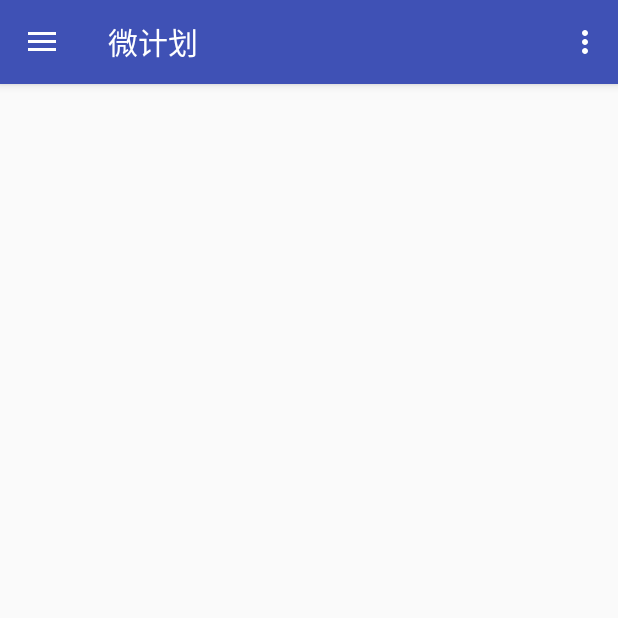
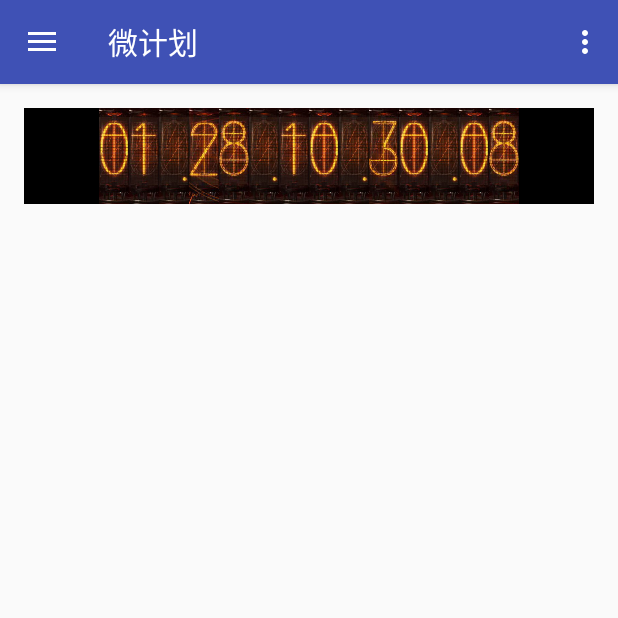
Before and after one commit to The---onE/WePlan, an Android app: the screen it shows after launch (MainActivity), on a phone screen of 412 x 824 dp, the top half of it. Run offline under Robolectric (Android 15) with nearby library versions, the phone set to English and light mode, and no system bars; our stand-ins replace ButterKnife; libraries missing offline, so code that uses them is left out: com.avos.avoscloud, de.greenrobot.event; 2 statements that could not run were skipped.

Commit message:
Show a Clock in MainActivity

```diff
--- a/app/src/main/java/com/xmx/weplan/MainActivity.java
+++ b/app/src/main/java/com/xmx/weplan/MainActivity.java
@@ -1,17 +1,14 @@
 package com.xmx.weplan;
 
 import android.os.Bundle;
-import android.support.design.widget.FloatingActionButton;
-import android.support.design.widget.Snackbar;
-import android.view.View;
-import android.support.design.widget.NavigationView;
+import android.os.Handler;
+import android.os.Message;
 import android.support.v4.view.GravityCompat;
 import android.support.v4.widget.DrawerLayout;
-import android.support.v7.app.ActionBarDrawerToggle;
-import android.support.v7.app.AppCompatActivity;
-import android.support.v7.widget.Toolbar;
+import android.text.format.Time;
 import android.view.Menu;
 import android.view.MenuItem;
+import android.widget.ImageView;
 
 import com.avos.avoscloud.AVObject;
 import com.xmx.weplan.ActivityBase.BaseNavigationActivity;
@@ -21,6 +18,59 @@ import com.xmx.weplan.User.UserManager;
 public class MainActivity extends BaseNavigationActivity {
     private long exitTime = 0;
     static long LONGEST_EXIT_TIME = 2000;
+
+    int[] num = {R.drawable._0, R.drawable._1, R.drawable._2, R.drawable._3, R.drawable._4,
+            R.drawable._5, R.drawable._6, R.drawable._7, R.drawable._8, R.drawable._9};
+
+    Handler timerHandler = new Handler() {
+        @Override
+        public void handleMessage(Message msg) {
+            super.handleMessage(msg);
+            refreshTime();
+
+            timerHandler.sendEmptyMessageDelayed(0, 1000);
+        }
+    };
+
+    void refreshTime() {
+        Time t = new Time();
+        t.setToNow();
+        int mon = t.month + 1;
+        int day = t.monthDay;
+        int hour = t.hour;
+        int min = t.minute;
+        int sec = t.second;
+
+        ImageView mon1 = getViewById(R.id.mon1);
+        mon1.setImageResource(num[mon / 10]);
+
+        ImageView mon2 = getViewById(R.id.mon2);
+        mon2.setImageResource(num[mon % 10]);
+
+        ImageView day1 = getViewById(R.id.day1);
+        day1.setImageResource(num[day / 10]);
+
+        ImageView day2 = getViewById(R.id.day2);
+        day2.setImageResource(num[day % 10]);
+
+        ImageView hour1 = getViewById(R.id.hour1);
+        hour1.setImageResource(num[hour / 10]);
+
+        ImageView hour2 = getViewById(R.id.hour2);
+        hour2.setImageResource(num[hour % 10]);
+
+        ImageView min1 = getViewById(R.id.min1);
+        min1.setImageResource(num[min / 10]);
+
+        ImageView min2 = getViewById(R.id.min2);
+        min2.setImageResource(num[min % 10]);
+
+        ImageView sec1 = getViewById(R.id.sec1);
+        sec1.setImageResource(num[sec / 10]);
+
+        ImageView sec2 = getViewById(R.id.sec2);
+        sec2.setImageResource(num[sec % 10]);
+    }
 
     @Override
     protected void initView(Bundle savedInstanceState) {
@@ -33,7 +83,8 @@ public class MainActivity extends BaseNavigationActivity {
     }
 
     @Override
-    protected void processLogic(Bundle savedInstanceState) {UserManager.getInstance().setContext(this);
+    protected void processLogic(Bundle savedInstanceState) {
+        UserManager.getInstance().setContext(this);
         UserManager.getInstance().autoLogin(new AutoLoginCallback() {
             @Override
             public void success(AVObject user) {
@@ -60,6 +111,8 @@ public class MainActivity extends BaseNavigationActivity {
 
             }
         });
+
+        timerHandler.sendEmptyMessage(0);
     }
 
     @Override
--- a/app/src/main/res/layout/content_main.xml
+++ b/app/src/main/res/layout/content_main.xml
@@ -12,4 +12,103 @@
     tools:context="com.xmx.weplan.MainActivity"
     tools:showIn="@layout/app_bar_main">
 
+    <LinearLayout
+        android:layout_width="match_parent"
+        android:layout_height="wrap_content"
+        android:layout_alignParentTop="true"
+        android:background="#000000"
+        android:gravity="center">
+
+        <ImageView
+            android:id="@+id/mon1"
+            android:layout_width="20dp"
+            android:layout_height="64dp"
+            android:src="@drawable/_0" />
+
+        <ImageView
+            android:id="@+id/mon2"
+            android:layout_width="20dp"
+            android:layout_height="64dp"
+            android:src="@drawable/_0" />
+
+        <ImageView
+            android:id="@+id/dot1"
+            android:layout_width="20dp"
+            android:layout_height="64dp"
+            android:src="@drawable/dot" />
+
+        <ImageView
+            android:id="@+id/day1"
+            android:layout_width="20dp"
+            android:layout_height="64dp"
+            android:src="@drawable/_0" />
+
+        <ImageView
+            android:id="@+id/day2"
+            android:layout_width="20dp"
+            android:layout_height="64dp"
+            android:src="@drawable/_0" />
+
+        <ImageView
+            android:id="@+id/dot2"
+            android:layout_width="20dp"
+            android:layout_height="64dp"
+            android:src="@drawable/dot" />
+
+        <ImageView
+            android:id="@+id/hour1"
+            android:layout_width="20dp"
+            android:layout_height="64dp"
+            android:src="@drawable/_0" />
+
+        <ImageView
+            android:id="@+id/hour2"
+            android:layout_width="20dp"
+            android:layout_height="64dp"
+            android:src="@drawable/_0" />
+
+        <ImageView
+            android:id="@+id/dot3"
+            android:layout_width="20dp"
+            android:layout_height="64dp"
+            android:src="@drawable/dot" />
+
+        <ImageView
+            android:id="@+id/min1"
+            android:layout_width="20dp"
+            android:layout_height="64dp"
+            android:src="@drawable/_0" />
+
+        <ImageView
+            android:id="@+id/min2"
+            android:layout_width="20dp"
+            android:layout_height="64dp"
+            android:src="@drawable/_0" />
+
+        <ImageView
+            android:id="@+id/dot4"
+            android:layout_width="20dp"
+            android:layout_height="64dp"
+            android:src="@drawable/dot" />
+
+        <ImageView
+            android:id="@+id/sec1"
+            android:layout_width="20dp"
+            android:layout_height="64dp"
+            android:src="@drawable/_0" />
+
+        <ImageView
+            android:id="@+id/sec2"
+            android:layout_width="20dp"
+            android:layout_height="64dp"
+            android:src="@drawable/_0" />
+
+    </LinearLayout>
+
+    <LinearLayout
+        android:layout_width="match_parent"
+        android:layout_height="match_parent">
+
+    </LinearLayout>
+
 </RelativeLayout>
```
Also changed, not shown: app/src/main/res/drawable/_0.png (added), app/src/main/res/drawable/_1.png (added), app/src/main/res/drawable/_2.png (added), app/src/main/res/drawable/_3.png (added), app/src/main/res/drawable/_4.png (added), app/src/main/res/drawable/_5.png (added), app/src/main/res/drawable/_6.png (added), app/src/main/res/drawable/_7.png (added), app/src/main/res/drawable/_8.png (added), app/src/main/res/drawable/_9.png (added), app/src/main/res/drawable/dot.png (added).
